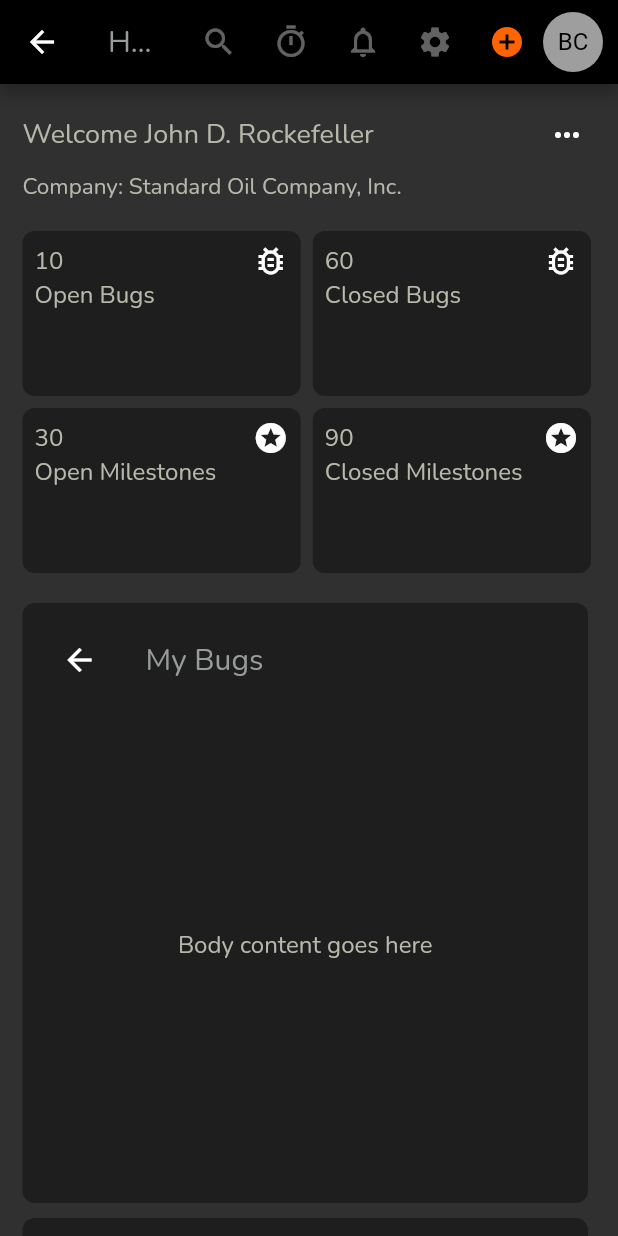
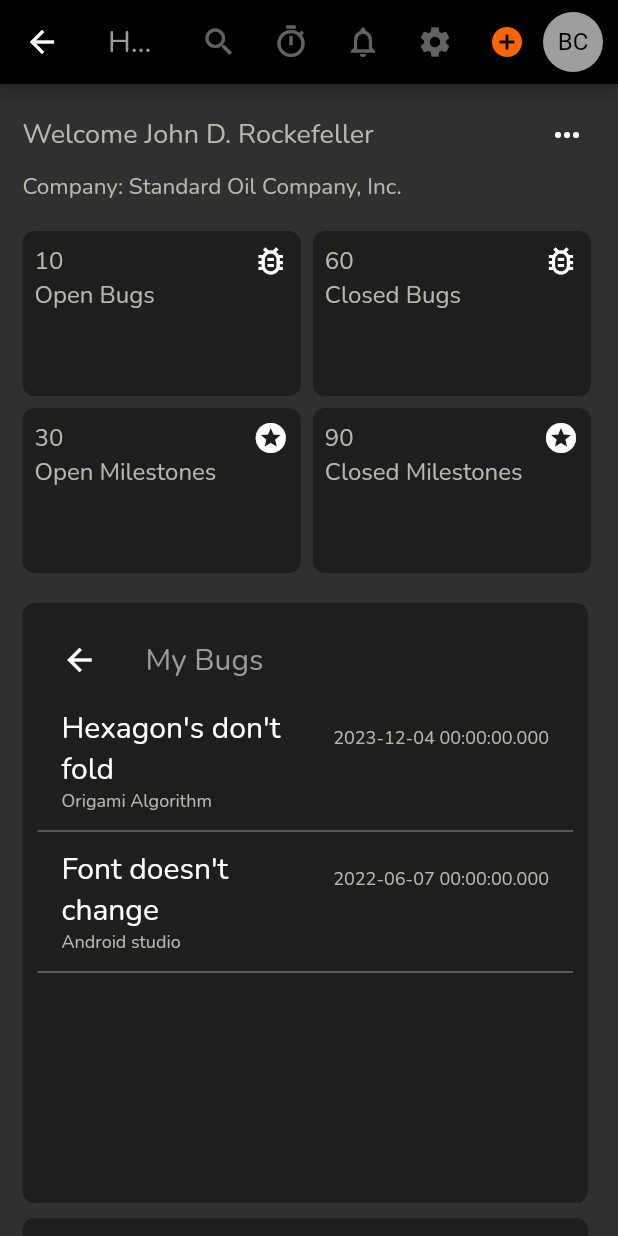
Before and after one commit to LOVE-CRAFTT/Bug-Tracker, a Flutter app: the HomePage screen opened directly, on a phone screen of 412 x 824 dp. Run offline on Flutter 3.47's test engine with Material 3 defaults, Android fonts, the phone set to English and light mode, and no system bars; our stand-ins replace percent_indicator, table_calendar.

```diff
--- a/bug_tracker/lib/pages/milestones_page.dart
+++ b/bug_tracker/lib/pages/milestones_page.dart
@@ -83,9 +83,9 @@ class _MilestonesPageState extends State<MilestonesPage> {
                               projectName: "Android studio",
                               percentBugsCompleted: normalize0to1(6),
                               timeCreated: DateTime(
-                                2023,
-                                DateTime.december,
-                                DateTime.thursday,
+                                2022,
+                                DateTime.june,
+                                DateTime.sunday,
                               ),
                               owner: "chukwuemekachukwudi9@gmail.com",
                               tags: [Tags.performance, Tags.functionality],
--- a/bug_tracker/lib/ui_components/large_container.dart
+++ b/bug_tracker/lib/ui_components/large_container.dart
@@ -6,12 +6,10 @@ import 'package:bug_tracker/utilities/constants.dart';
 ///Each container contains an appbar and Expanded body,
 ///Icons in the appbar adds functionality and the body contains the main data
 class LargeContainer extends StatelessWidget {
-  final Widget body;
   final LargeContainerTypes type;
 
   const LargeContainer({
     Key? key,
-    required this.body,
     required this.type,
   }) : super(key: key);
 
@@ -53,7 +51,38 @@ class LargeContainer extends StatelessWidget {
                 ),
                 Expanded(
                   child: Center(
-                    child: body,
+                    child: ListView.builder(
+                      itemCount: getDataSource(type).length,
+                      itemBuilder: (BuildContext context, int index) {
+                        var dataSource = getDataSource(type)[index];
+                        return Column(
+                          children: [
+                            ListTile(
+                              title: Text(dataSource.title),
+                              titleTextStyle: kContainerTextStyle.copyWith(
+                                color: Colors.white,
+                                fontSize: 20.0,
+                              ),
+                              subtitle: Text(dataSource.subtitle),
+                              subtitleTextStyle: kContainerTextStyle.copyWith(
+                                fontSize: 12.0,
+                              ),
+                              trailing: Text(
+                                dataSource.dateTime.toString(),
+                                style: kContainerTextStyle.copyWith(
+                                  fontSize: 12.0,
+                                ),
+                              ),
+                              onTap: () {},
+                            ),
+                            const Divider(
+                              color: Color(0xFFb6b8aa),
+                              thickness: 0.5,
+                            )
+                          ],
+                        );
+                      },
+                    ),
                   ),
                 ),
               ],
@@ -72,6 +101,54 @@ enum LargeContainerTypes {
   milestones(title: "My Milestones"),
   allBugs(title: "All Bugs");
 
-  const LargeContainerTypes({required this.title});
+  const LargeContainerTypes({
+    required this.title,
+  });
   final String title;
 }
+
+class Source {
+  Source({
+    required this.title,
+    required this.subtitle,
+    required this.dateTime,
+  });
+
+  //milestone or bug
+  String title;
+  //project
+  String subtitle;
+  DateTime dateTime;
+}
+
+List<Source> bugSource = [
+  Source(
+    title: "Hexagon's don't fold",
+    subtitle: "Origami Algorithm",
+    dateTime: DateTime(2023, DateTime.december, DateTime.thursday),
+  ),
+  Source(
+    title: "Font doesn't change",
+    subtitle: "Android studio",
+    dateTime: DateTime(2022, DateTime.june, DateTime.sunday),
+  ),
+];
+
+List<Source> milestoneSource = [
+  Source(
+    title: "Release first Version",
+    subtitle: "Android Studio",
+    dateTime: DateTime(2023, DateTime.december, DateTime.thursday),
+  )
+];
+
+List<Source> getDataSource(LargeContainerTypes type) {
+  if (type == LargeContainerTypes.allBugs ||
+      type == LargeContainerTypes.myBugs) {
+    return bugSource;
+  } else if (type == LargeContainerTypes.milestones) {
+    return milestoneSource;
+  } else {
+    return milestoneSource;
+  }
+}
--- a/bug_tracker/lib/utilities/constants.dart
+++ b/bug_tracker/lib/utilities/constants.dart
@@ -138,7 +138,6 @@ List<LargeContainer> largeContainers = [
   for (var type in LargeContainerTypes.values)
     LargeContainer(
       type: type,
-      body: const Text("Body content goes here"),
     )
 ];
 
```
